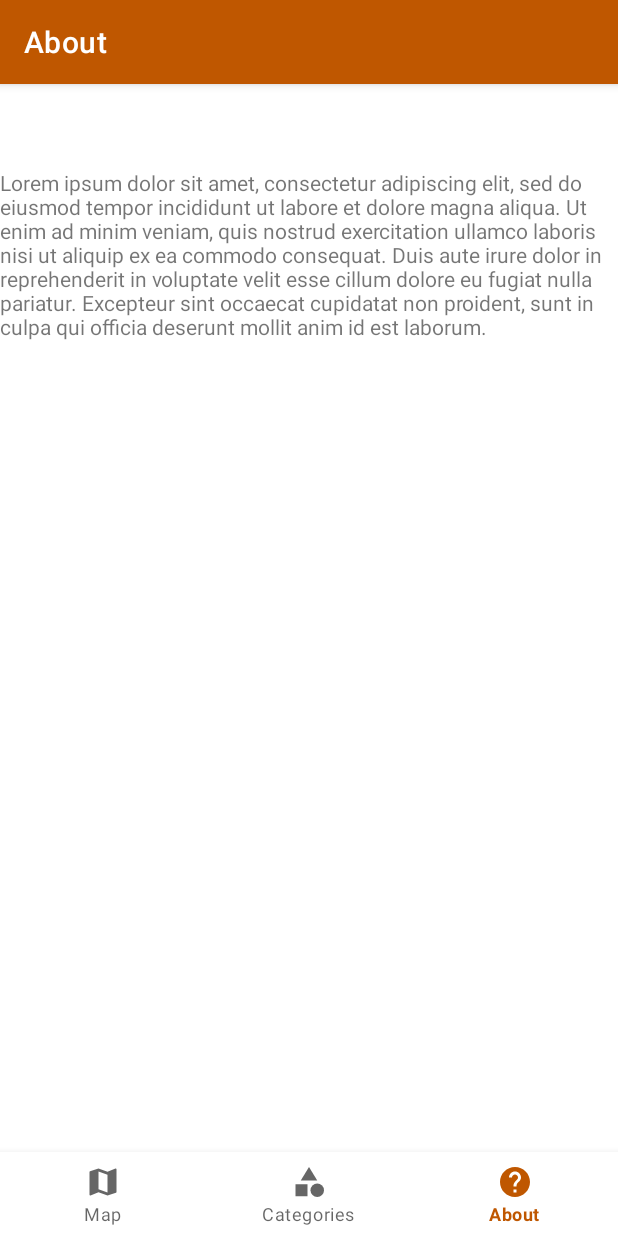
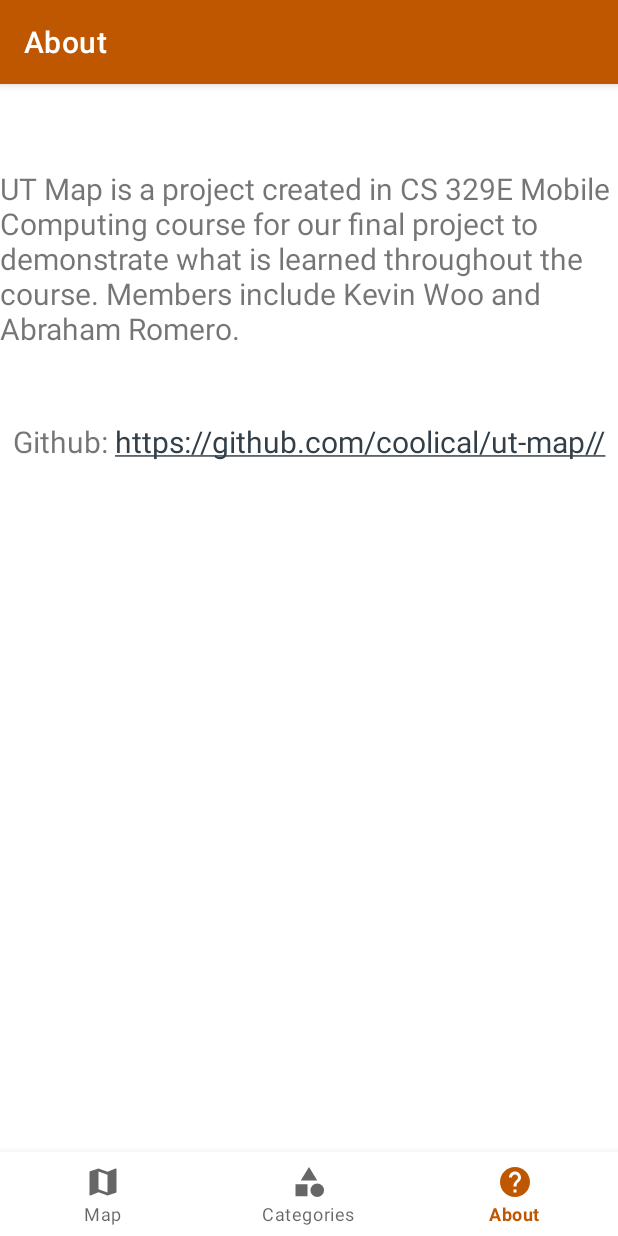
Before and after one commit to coolical/ut-map, an Android app: the AboutFragment screen opened through its navigation route, on a phone screen of 412 x 824 dp. Run offline under Robolectric (Android 15) with nearby library versions, the phone set to English and light mode, and no system bars; our stand-ins replace navigation-ui.

Commit message:
updated text in about, added location object and data, enlarged text in about, implemented material textviews

```diff
--- a/app/build.gradle
+++ b/app/build.gradle
@@ -37,6 +37,7 @@ android {
 
 dependencies {
 
+    implementation 'com.google.android.material:material:<version>'
     implementation 'androidx.core:core-ktx:1.7.0'
     implementation 'androidx.appcompat:appcompat:1.4.1'
     implementation 'com.google.android.material:material:1.5.0'
--- a/app/src/main/java/com/example/ut_map/AboutFragment.kt
+++ b/app/src/main/java/com/example/ut_map/AboutFragment.kt
@@ -5,6 +5,7 @@ import androidx.fragment.app.Fragment
 import android.view.LayoutInflater
 import android.view.View
 import android.view.ViewGroup
+import android.widget.TextView
 
 // TODO: Rename parameter arguments, choose names that match
 // the fragment initialization parameters, e.g. ARG_ITEM_NUMBER
@@ -27,6 +28,7 @@ class AboutFragment : Fragment() {
             param1 = it.getString(ARG_PARAM1)
             param2 = it.getString(ARG_PARAM2)
         }
+
     }
 
     override fun onCreateView(
--- a/app/src/main/res/layout/activity_main.xml
+++ b/app/src/main/res/layout/activity_main.xml
@@ -10,8 +10,6 @@
         android:id="@+id/nav_view"
         android:layout_width="0dp"
         android:layout_height="wrap_content"
-        android:layout_marginStart="0dp"
-        android:layout_marginEnd="0dp"
         android:background="?android:attr/windowBackground"
         app:layout_constraintBottom_toBottomOf="parent"
         app:layout_constraintLeft_toLeftOf="parent"
--- a/app/src/main/res/layout/fragment_about.xml
+++ b/app/src/main/res/layout/fragment_about.xml
@@ -1,14 +1,34 @@
 <?xml version="1.0" encoding="utf-8"?>
-<FrameLayout xmlns:android="http://schemas.android.com/apk/res/android"
+<androidx.constraintlayout.widget.ConstraintLayout xmlns:android="http://schemas.android.com/apk/res/android"
+    xmlns:app="http://schemas.android.com/apk/res-auto"
     xmlns:tools="http://schemas.android.com/tools"
     android:layout_width="match_parent"
     android:layout_height="match_parent"
     tools:context=".AboutFragment">
 
     <!-- TODO: Update blank fragment layout -->
-    <TextView
-        android:layout_width="match_parent"
-        android:layout_height="match_parent"
-        android:text="@string/lorem" />
+    <com.google.android.material.textview.MaterialTextView
+        android:id="@+id/intro"
+        android:layout_width="wrap_content"
+        android:layout_height="wrap_content"
+        android:text="@string/about_content"
+        android:textSize="20sp"
+        app:layout_constraintEnd_toEndOf="parent"
+        app:layout_constraintStart_toStartOf="parent"
+        app:layout_constraintTop_toTopOf="parent" />
 
-</FrameLayout>
+    <com.google.android.material.textview.MaterialTextView
+        android:id="@+id/links"
+        android:layout_width="0dp"
+        android:layout_height="wrap_content"
+        android:layout_marginTop="48dp"
+        android:autoLink="web"
+        android:text="@string/about_links"
+        android:textAlignment="center"
+        android:textSize="20sp"
+        app:layout_constraintEnd_toEndOf="parent"
+        app:layout_constraintHorizontal_bias="0.5"
+        app:layout_constraintStart_toStartOf="parent"
+        app:layout_constraintTop_toBottomOf="@+id/intro" />
+
+</androidx.constraintlayout.widget.ConstraintLayout>
--- a/app/src/main/res/values/strings.xml
+++ b/app/src/main/res/values/strings.xml
@@ -9,4 +9,6 @@
     <string name="title_about">About</string>
     <string name="lorem">Lorem ipsum dolor sit amet, consectetur adipiscing elit, sed do eiusmod tempor incididunt ut labore et dolore magna aliqua. Ut enim ad minim veniam, quis nostrud exercitation ullamco laboris nisi ut aliquip ex ea commodo consequat. Duis aute irure dolor in reprehenderit in voluptate velit esse cillum dolore eu fugiat nulla pariatur. Excepteur sint occaecat cupidatat non proident, sunt in culpa qui officia deserunt mollit anim id est laborum.</string>
     <string name="title_categories">Categories</string>
+    <string name="about_content">UT Map is a project created in CS 329E Mobile Computing course for our final project to demonstrate what is learned throughout the course. Members include Kevin Woo and Abraham Romero.</string>
+    <string name="about_links">Github: https://github.com/coolical/ut-map//</string>
 </resources>
```
Also changed, not shown: app/src/main/java/com/example/ut_map/data/LocationData.kt (added, +146 -0 lines), app/src/main/java/com/example/ut_map/model/Location.kt (added, +8 -0 lines).
